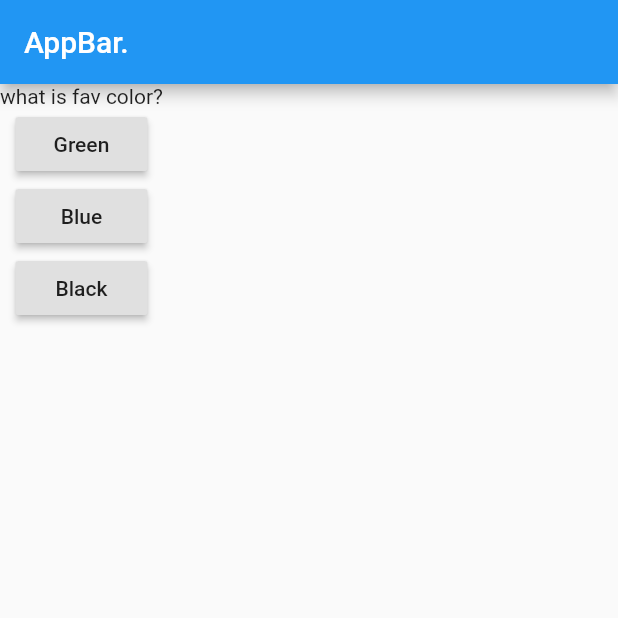
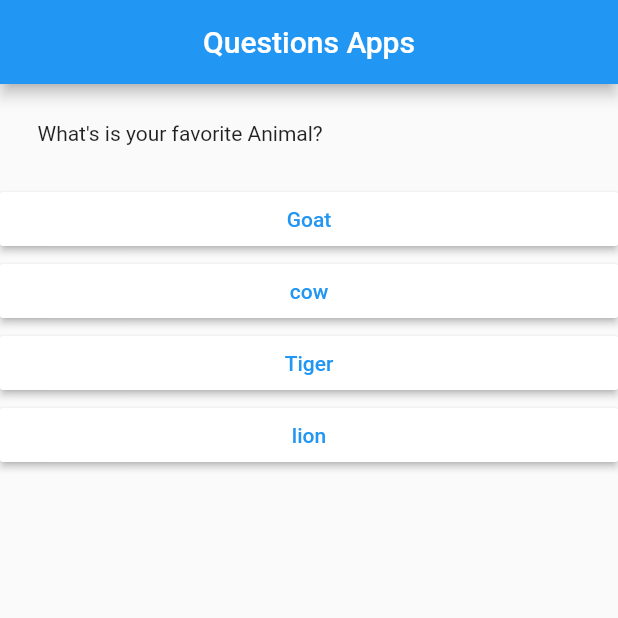
Before and after one commit to nahidulislamshakin/second_app, a Flutter app: the screen it shows after launch, on a phone screen of 412 x 824 dp, the top half of it. Run offline on Flutter 3.47's test engine with Material 2 defaults, Android fonts, the phone set to English and light mode, and no system bars.

Commit message:
first commit

```diff
--- /dev/null
+++ b/lib/answers.dart
@@ -0,0 +1,19 @@
+import 'package:flutter/cupertino.dart';
+import 'package:flutter/material.dart';
+
+class Answer extends StatelessWidget {
+  final VoidCallback selectHandler;
+  final String answerText;
+  Answer(this.selectHandler, this.answerText);
+  @override
+  Widget build(BuildContext contex) {
+    return Container(
+      width: double.infinity,
+      child: RaisedButton(
+          child: Text(answerText),
+          textColor: Colors.blue,
+          color: Colors.white,
+          onPressed: selectHandler),
+    );
+  }
+}
--- a/lib/main.dart
+++ b/lib/main.dart
@@ -1,4 +1,6 @@
 import 'package:flutter/material.dart';
+import './answers.dart';
+import './question.dart';
 
 void main() {
   runApp(MyApp());
@@ -7,51 +9,70 @@ void main() {
 class MyApp extends StatefulWidget {
   @override
   State<StatefulWidget> createState() {
-    // TODO: implement createState
-    return MyAppState();
+    return _MyApp();
   }
 }
 
-class MyAppState extends State<MyApp> {
-  var question = [
-    "what is fav color?",
-    "what is your fav games?",
-    "whats your fav animal?"
+class _MyApp extends State<MyApp> {
+  int _answerindex = 0;
+  var questions = [
+    {
+      'questionText': 'What\'s is your favorite Animal?',
+      'answer': ['Goat', 'cow', 'Tiger', 'lion']
+    },
+    {
+      'questionText': 'What\'s is your favorite sports?',
+      'answer': ['Football', 'cricket', 'busketball', 'chess']
+    },
+    {
+      'questionText': 'What\'s is your favorite color?',
+      'answer': ['Red', 'Green', 'Blue', 'Yellow']
+    },
+    {
+      'questionText': 'What\'s is your favorite country?',
+      'answer': ['Bangladesh', 'India', 'pakisthan', 'united states']
+    },
+    {
+      'questionText': 'What\'s is your favorite frute?',
+      'answeer': ['Apple', 'Bananga', 'Orange', 'Mango']
+    },
+    {
+      'questionText': 'What\'s your favorite subject',
+      'answer': ['CSE', 'EEE', 'APE', 'CIVIL']
+    }
   ];
-  int ansindex = 0;
-  void ansIndex() {
+  void _answerQuestion() {
     setState(() {
-      ansindex++;
+      _answerindex = (_answerindex + 1) % 6;
     });
+    print(_answerindex);
+    if (_answerindex < questions.length) {
+      print('You have more questions');
+    }
   }
 
   @override
   Widget build(BuildContext context) {
-    // TODO: implement build
     return MaterialApp(
+      title: 'Questions Apps',
       home: Scaffold(
         appBar: AppBar(
-          title: Text("AppBar."),
+          title: Text('Questions Apps'),
+          centerTitle: true,
         ),
-        body: Column(
-          children: [
-            Text(question[ansindex]),
-            RaisedButton(
-              child: Text("Green"),
-              onPressed: () {
-                print("ans is green");
-              },
-            ),
-            RaisedButton(
-              child: Text("Blue"),
-              onPressed: () => print("Blue"),
-            ),
-            RaisedButton(
-              child: Text("Black"),
-              onPressed: () => print("Black"),
-            )
-          ],
-        ),
+        body: _answerindex < questions.length
+            ? Column(
+                children: [
+                  Questions(questions[_answerindex]['questionText'] as String),
+                  ...(questions[_answerindex]['answer'] as List<String>)
+                      .map((answer) {
+                    return Answer(_answerQuestion, answer);
+                  }).toList(),
+                ],
+              )
+            : Center(
+                child: Text('The Quiz is done'),
+              ),
       ),
     );
   }
--- /dev/null
+++ b/lib/question.dart
@@ -0,0 +1,14 @@
+import 'package:flutter/cupertino.dart';
+
+class Questions extends StatelessWidget {
+  String questionsTest;
+  Questions(this.questionsTest);
+  @override
+  Widget build(BuildContext context) {
+    return Container(
+      width: double.infinity,
+      margin: EdgeInsets.all(25),
+      child: Text(questionsTest),
+    );
+  }
+}
```
Also changed, not shown: 1 other file.
